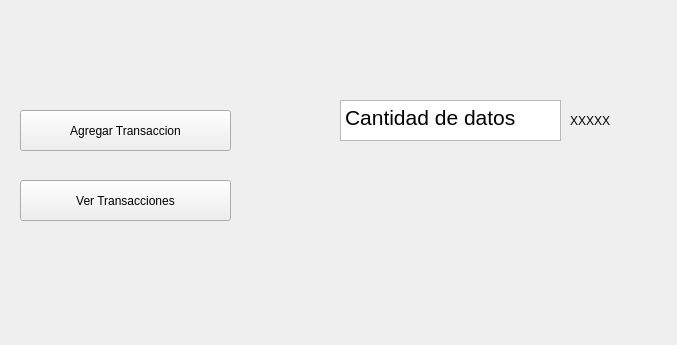
Old version of the form widget.ui in the repository SebaU12/Qt-code.
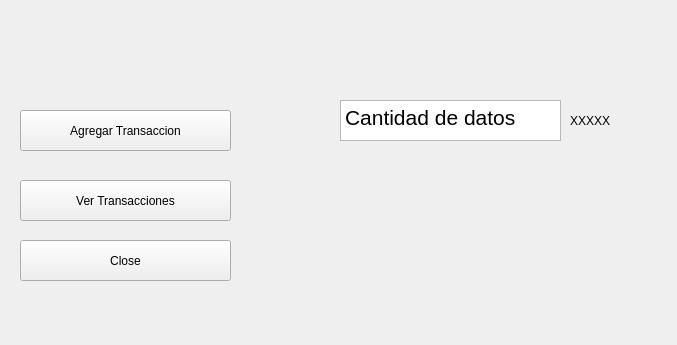
New version of the form.

Commit message: cambios de interfaz

Diff of the .ui file:
```diff
--- a/widget.ui
+++ b/widget.ui
@@ -72,6 +72,19 @@
 &lt;p style=&quot; margin-top:0px; margin-bottom:0px; margin-left:0px; margin-right:0px; -qt-block-indent:0; text-indent:0px;&quot;&gt;&lt;span style=&quot; font-size:16pt;&quot;&gt;Cantidad de datos&lt;/span&gt;&lt;/p&gt;&lt;/body&gt;&lt;/html&gt;</string>
    </property>
   </widget>
+  <widget class="QPushButton" name="pushButton_3">
+   <property name="geometry">
+    <rect>
+     <x>20</x>
+     <y>240</y>
+     <width>211</width>
+     <height>41</height>
+    </rect>
+   </property>
+   <property name="text">
+    <string>Close</string>
+   </property>
+  </widget>
  </widget>
  <resources/>
  <connections/>
```
The commit also changes 4 other files.
